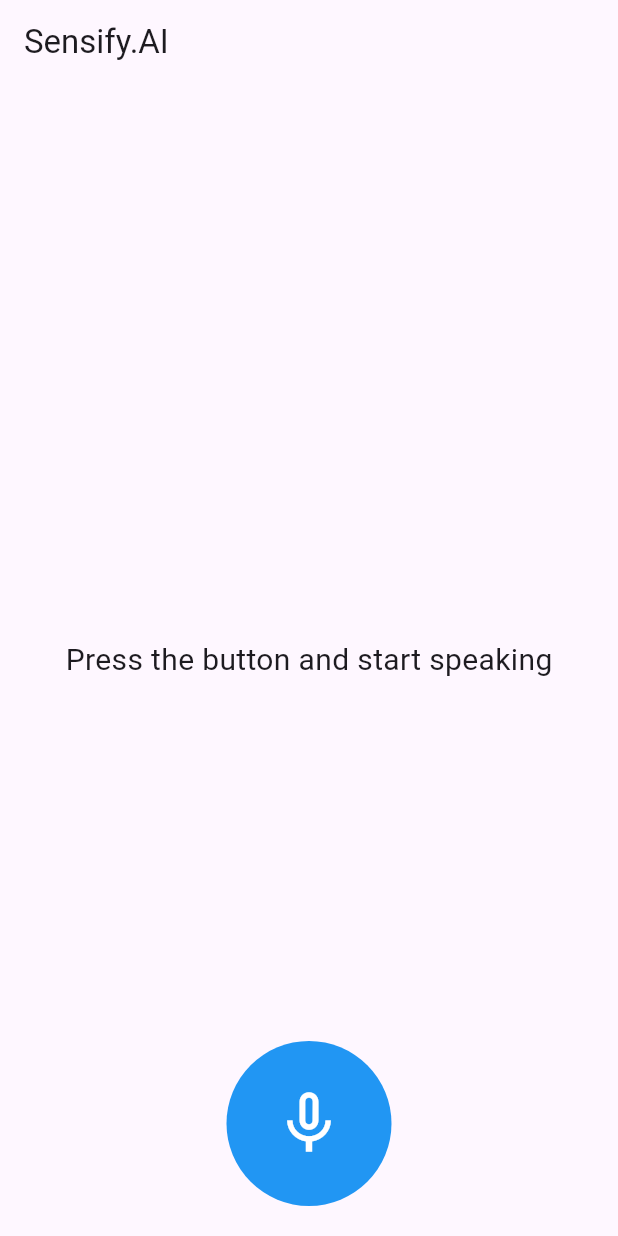
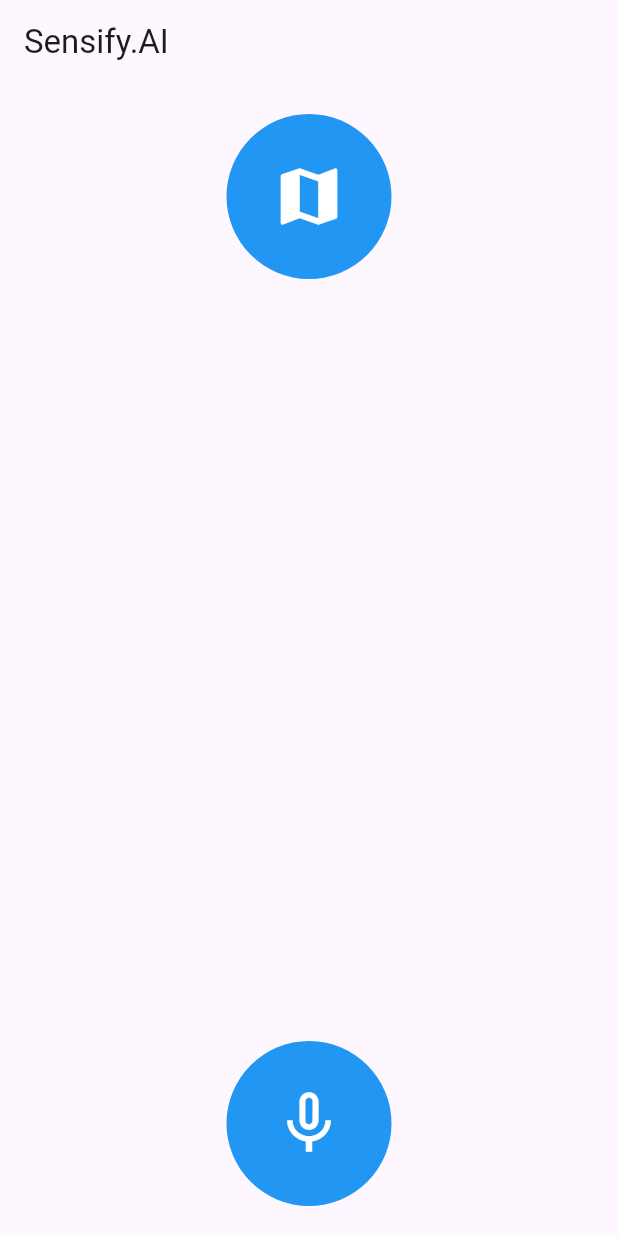
Before and after one commit to Manu-N-S/VisionX, a Flutter app: the screen it shows after launch, on a phone screen of 412 x 824 dp. Run offline on Flutter 3.47's test engine with Material 3 defaults, Android fonts, the light colour scheme and no system bars; our stand-ins replace camera, flutter_tts, speech_to_text; missing offline and left inert: flutter_vibrate.

Commit message:
Added  MapMode

```diff
--- a/servista/lib/main.dart
+++ b/servista/lib/main.dart
@@ -1,6 +1,7 @@
 import 'package:flutter/material.dart';
 import 'package:flutter_vibrate/flutter_vibrate.dart';
 import 'package:servista/interaction_mode.dart';
+import 'package:servista/map_mode.dart';
 import 'package:servista/object_tracking.dart';
 import 'package:speech_to_text/speech_to_text.dart' as stt;
 import 'package:flutter_tts/flutter_tts.dart';
@@ -55,11 +56,30 @@ class _MicrophonePageState extends State<MicrophonePage> {
       appBar: AppBar(
         title: const Text('Sensify.AI'),
       ),
-      body: Center(
-        child: Text(
-          _text,
-          style: const TextStyle(fontSize: 20.0),
-        ),
+      body: Column(
+        crossAxisAlignment: CrossAxisAlignment.center,
+        children: [
+          Center(
+            child: Padding(
+                padding: const EdgeInsets.all(20.0),
+                child: GestureDetector(
+                  onTap: () {
+                    Vibrate.feedback(FeedbackType.heavy);
+                    Navigator.push(context,
+                        MaterialPageRoute(builder: (context) => MapMode()));
+                  },
+                  child: const CircleAvatar(
+                    backgroundColor: Colors.blue,
+                    radius: 55,
+                    child: Icon(
+                      Icons.map,
+                      color: Colors.white,
+                      size: 50,
+                    ),
+                  ),
+                )),
+          )
+        ],
       ),
       floatingActionButton: Padding(
           padding: const EdgeInsets.all(20.0),
@@ -80,8 +100,11 @@ class _MicrophonePageState extends State<MicrophonePage> {
             child: CircleAvatar(
               backgroundColor: Colors.blue,
               radius: 55,
-              child: Icon(_isListening ? Icons.mic : Icons.mic_none,
-                  color: Colors.white,size: 50,),
+              child: Icon(
+                _isListening ? Icons.mic : Icons.mic_none,
+                color: Colors.white,
+                size: 50,
+              ),
             ),
           )),
       floatingActionButtonLocation: FloatingActionButtonLocation.centerDocked,
@@ -96,12 +119,12 @@ class _MicrophonePageState extends State<MicrophonePage> {
         _speech.listen(
           onResult: (val) => setState(() {
             _text = val.recognizedWords;
-            if (_text.toLowerCase() == 'interaction mode') {
+            if (_text.toLowerCase().contains('interaction mode')) {
               Navigator.push(
                   context,
                   MaterialPageRoute(
                       builder: (context) => ObjectTrackingPage()));
-            } else if (_text.toLowerCase() == 'object tracking') {
+            } else if (_text.toLowerCase().contains('object tracking')) {
               Navigator.push(context,
                   MaterialPageRoute(builder: (context) => InteractionMode()));
             }
```
Also changed, not shown: servista/lib/interaction_mode.dart (+9 -5 lines), servista/lib/map_mode.dart (added, +19 -0 lines), servista/pubspec.yaml (+0 -13 lines), 1 other file.
